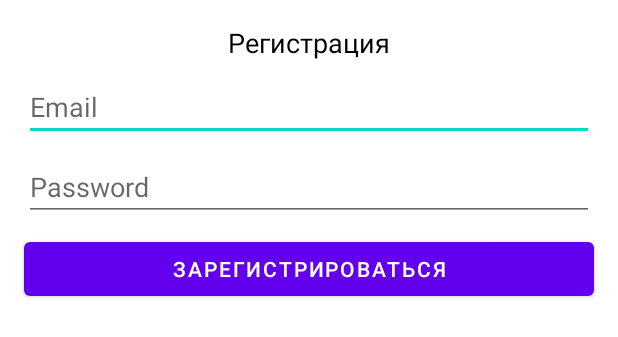
After one commit to NarutoBratishka/AmazingDashboard, an Android app: the layout sign_dialog.xml on its own in the app's theme, with its tools: preview values and no code run, on a phone screen of 412 x 824 dp. The commit adds this screen. Shown: the top 337 px of the screen. Run offline under Robolectric (Android 15) with nearby library versions, the phone set to English and light mode, and no system bars.

Commit message:
add: sign dialog helper

```diff
--- a/app/src/main/java/ru/alexeysekatskiy/amazingdashboard/MainActivity.kt
+++ b/app/src/main/java/ru/alexeysekatskiy/amazingdashboard/MainActivity.kt
@@ -8,9 +8,12 @@ import androidx.appcompat.app.ActionBarDrawerToggle
 import androidx.core.view.GravityCompat
 import com.google.android.material.navigation.NavigationView
 import ru.alexeysekatskiy.amazingdashboard.databinding.ActivityMainBinding
+import ru.alexeysekatskiy.amazingdashboard.dialogHelper.DialogConst
+import ru.alexeysekatskiy.amazingdashboard.dialogHelper.SignDialogHelper
 
 class MainActivity : AppCompatActivity(), NavigationView.OnNavigationItemSelectedListener {
     private lateinit var rootElement: ActivityMainBinding
+    private val dialogHelper = SignDialogHelper(this)
 
     override fun onCreate(savedInstanceState: Bundle?) {
         super.onCreate(savedInstanceState)
@@ -41,8 +44,10 @@ class MainActivity : AppCompatActivity(), NavigationView.OnNavigationItemSelecte
             }
 
             R.id.id_sign_up -> {
+                dialogHelper.createSignDialog(DialogConst.SIGN_UP_STATE)
             }
             R.id.id_sign_in -> {
+                dialogHelper.createSignDialog(DialogConst.SIGN_IN_STATE)
             }
             R.id.id_sign_out -> {
             }
--- /dev/null
+++ b/app/src/main/java/ru/alexeysekatskiy/amazingdashboard/dialogHelper/DialogConst.kt
@@ -0,0 +1,6 @@
+package ru.alexeysekatskiy.amazingdashboard.dialogHelper
+
+object DialogConst {
+    const val SIGN_UP_STATE = 0
+    const val SIGN_IN_STATE = 1
+}
--- /dev/null
+++ b/app/src/main/java/ru/alexeysekatskiy/amazingdashboard/dialogHelper/SignDialogHelper.kt
@@ -0,0 +1,26 @@
+package ru.alexeysekatskiy.amazingdashboard.dialogHelper
+
+import androidx.appcompat.app.AlertDialog
+import ru.alexeysekatskiy.amazingdashboard.MainActivity
+import ru.alexeysekatskiy.amazingdashboard.R
+import ru.alexeysekatskiy.amazingdashboard.databinding.SignDialogBinding
+
+class SignDialogHelper(private val mActivity: MainActivity) {
+
+    fun createSignDialog(index: Int) {
+        val builder = AlertDialog.Builder(mActivity)
+        val layoutElement = SignDialogBinding.inflate(mActivity.layoutInflater)
+        val rootView = layoutElement.root
+
+        if (index == DialogConst.SIGN_UP_STATE) {
+            layoutElement.tvSignTitle.text = mActivity.resources.getString(R.string.ac_sign_up)
+            layoutElement.btSignUpIn.text = mActivity.resources.getString(R.string.sign_up_action)
+        } else {
+            layoutElement.tvSignTitle.text = mActivity.resources.getString(R.string.ac_sign_in)
+            layoutElement.btSignUpIn.text = mActivity.resources.getString(R.string.sign_in_action)
+        }
+
+        builder.setView(rootView)
+        builder.show()
+    }
+}
--- /dev/null
+++ b/app/src/main/res/layout/sign_dialog.xml
@@ -0,0 +1,68 @@
+<?xml version="1.0" encoding="utf-8"?>
+<androidx.constraintlayout.widget.ConstraintLayout xmlns:android="http://schemas.android.com/apk/res/android"
+    xmlns:app="http://schemas.android.com/apk/res-auto"
+    xmlns:tools="http://schemas.android.com/tools"
+    android:layout_width="match_parent"
+    android:layout_height="wrap_content">
+
+    <TextView
+        android:id="@+id/tv_sign_title"
+        android:layout_width="wrap_content"
+        android:layout_height="wrap_content"
+        android:layout_marginTop="16dp"
+        android:text="@string/ac_sign_up"
+        android:textColor="@color/black"
+        android:textSize="18sp"
+        app:layout_constraintEnd_toEndOf="parent"
+        app:layout_constraintStart_toStartOf="parent"
+        app:layout_constraintTop_toTopOf="parent" />
+
+    <EditText
+        android:id="@+id/et_sign_email"
+        android:layout_width="0dp"
+        android:layout_height="wrap_content"
+        android:layout_marginStart="16dp"
+        android:layout_marginTop="8dp"
+        android:layout_marginEnd="16dp"
+        android:ems="10"
+        android:hint="@string/email_hint"
+        android:inputType="textPersonName|textEmailAddress"
+        app:layout_constraintEnd_toEndOf="parent"
+        app:layout_constraintStart_toStartOf="parent"
+        app:layout_constraintTop_toBottomOf="@+id/tv_sign_title" />
+
+    <EditText
+        android:id="@+id/et_sign_password"
+        android:layout_width="0dp"
+        android:layout_height="wrap_content"
+        android:layout_marginTop="8dp"
+        android:ems="10"
+        android:hint="@string/password_hint"
+        android:inputType="textPersonName|textPassword"
+        app:layout_constraintEnd_toEndOf="@+id/et_sign_email"
+        app:layout_constraintStart_toStartOf="@+id/et_sign_email"
+        app:layout_constraintTop_toBottomOf="@+id/et_sign_email" />
+
+    <Button
+        android:id="@+id/bt_sign_up_in"
+        android:layout_width="0dp"
+        android:layout_height="wrap_content"
+        android:layout_marginTop="8dp"
+        android:layout_marginBottom="16dp"
+        android:text="@string/sign_up_action"
+        app:layout_constraintBottom_toBottomOf="parent"
+        app:layout_constraintEnd_toEndOf="@+id/et_sign_email"
+        app:layout_constraintStart_toStartOf="@+id/et_sign_email"
+        app:layout_constraintTop_toBottomOf="@+id/et_sign_password" />
+
+    <Button
+        android:id="@+id/bt_forget_password"
+        android:layout_width="0dp"
+        android:layout_height="wrap_content"
+        android:layout_marginTop="8dp"
+        android:text="@string/forget_password"
+        android:visibility="gone"
+        app:layout_constraintEnd_toEndOf="@+id/et_sign_email"
+        app:layout_constraintStart_toStartOf="@+id/et_sign_email"
+        app:layout_constraintTop_toBottomOf="@+id/bt_sign_up_in" />
+</androidx.constraintlayout.widget.ConstraintLayout>
--- a/app/src/main/res/values/strings.xml
+++ b/app/src/main/res/values/strings.xml
@@ -18,4 +18,11 @@
     <string name="open">Open</string>
     <string name="close">Close</string>
 
+    <!-- Sign Dialog    -->
+    <string name="email_hint">Email</string>
+    <string name="password_hint">Password</string>
+    <string name="sign_up_action">Зарегистрироваться</string>
+    <string name="sign_in_action">Войти</string>
+    <string name="forget_password">Забыли пароль?</string>
+
 </resources>
```
